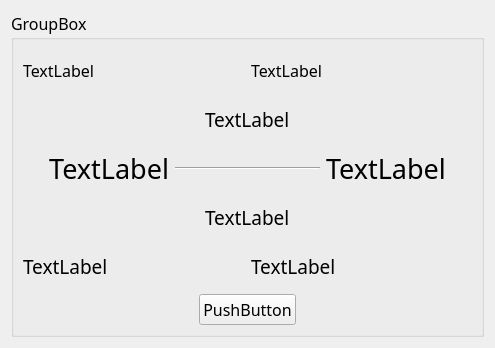
First picture: the form in ticketandseat_info_interface.ui, repository Aloereed/Flightman_Client_DATA130039, before the edit.
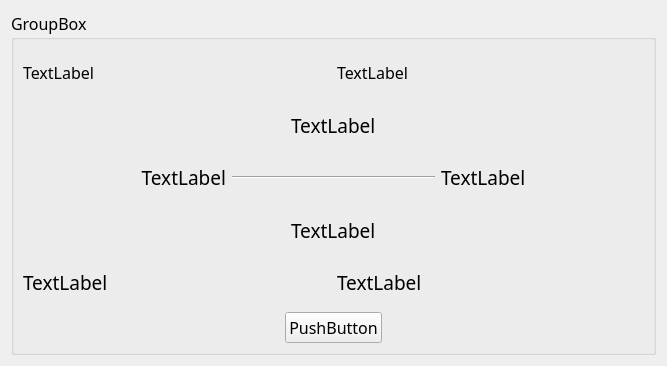
Second picture: the form after the edit.

```diff
--- a/ticketandseat_info_interface.ui
+++ b/ticketandseat_info_interface.ui
@@ -6,8 +6,8 @@
    <rect>
     <x>0</x>
     <y>0</y>
-    <width>495</width>
-    <height>348</height>
+    <width>667</width>
+    <height>366</height>
    </rect>
   </property>
   <property name="font">
@@ -108,7 +108,7 @@
             <property name="font">
              <font>
               <family>Yu Gothic UI Semilight</family>
-              <pointsize>20</pointsize>
+              <pointsize>14</pointsize>
              </font>
             </property>
             <property name="text">
@@ -131,7 +131,7 @@
             <property name="font">
              <font>
               <family>Yu Gothic UI Semilight</family>
-              <pointsize>20</pointsize>
+              <pointsize>14</pointsize>
              </font>
             </property>
             <property name="text">
```
